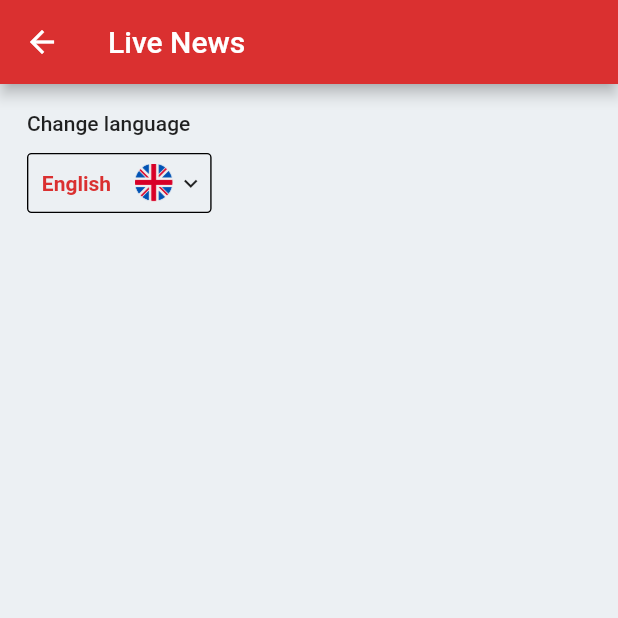
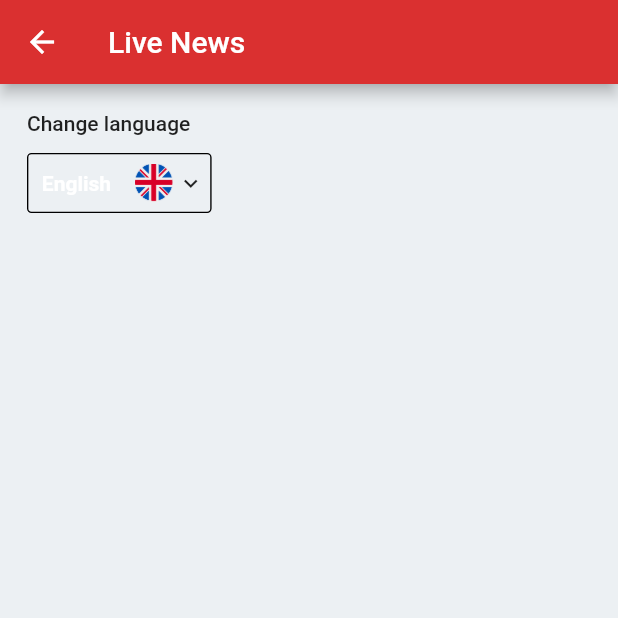
Before and after one commit to basunia/live_news_flutter, a Flutter app: the LocalizationSettingsPage screen opened directly, on a phone screen of 412 x 824 dp, the top half of it. Run offline on Flutter 3.47's test engine with Material 2 defaults, Android fonts, the phone set to English and light mode, and no system bars; our stand-ins replace bloc, cached_network_image, dio, easy_localization, equatable, flutter_bloc and 4 more.

Commit message:
polishes UI

```diff
--- a/lib/localization/localization_settings.dart
+++ b/lib/localization/localization_settings.dart
@@ -121,7 +121,7 @@ class _LocalizationSettingsPageState extends State<LocalizationSettingsPage> {
                               style: TextStyle(
                                 fontSize: 14,
                                 fontWeight: FontWeight.w600,
-                                color: Theme.of(context).primaryColor,
+                                color: Theme.of(context).backgroundColor,
                               ),
                             ).tr(),
                           );
```
